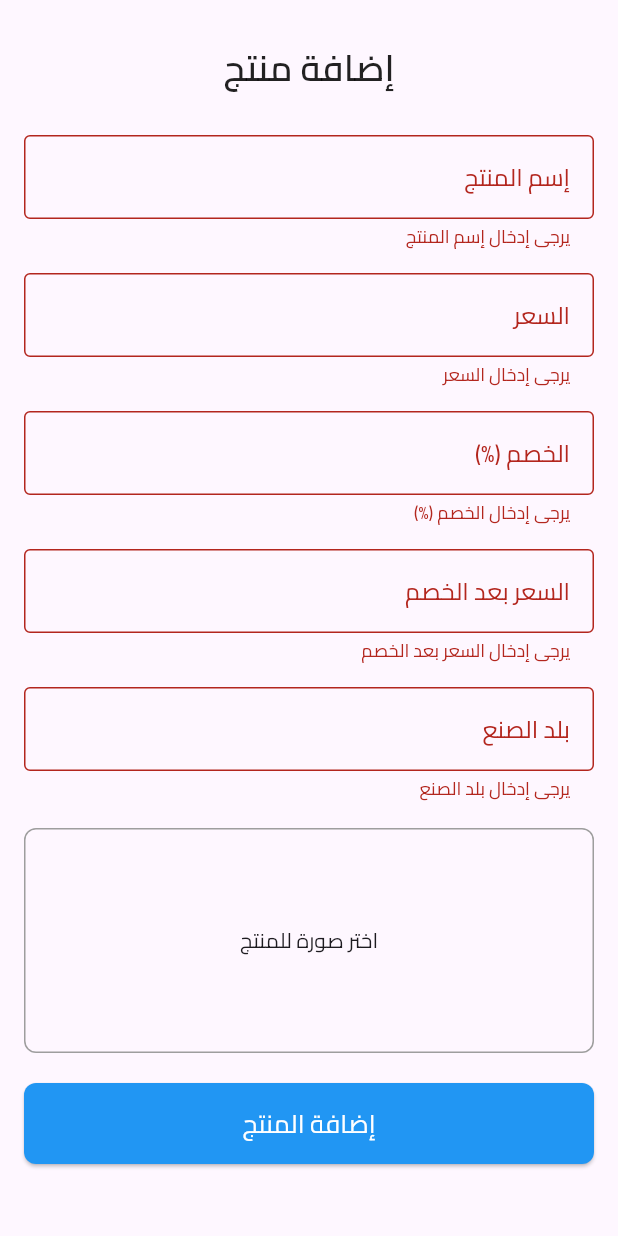
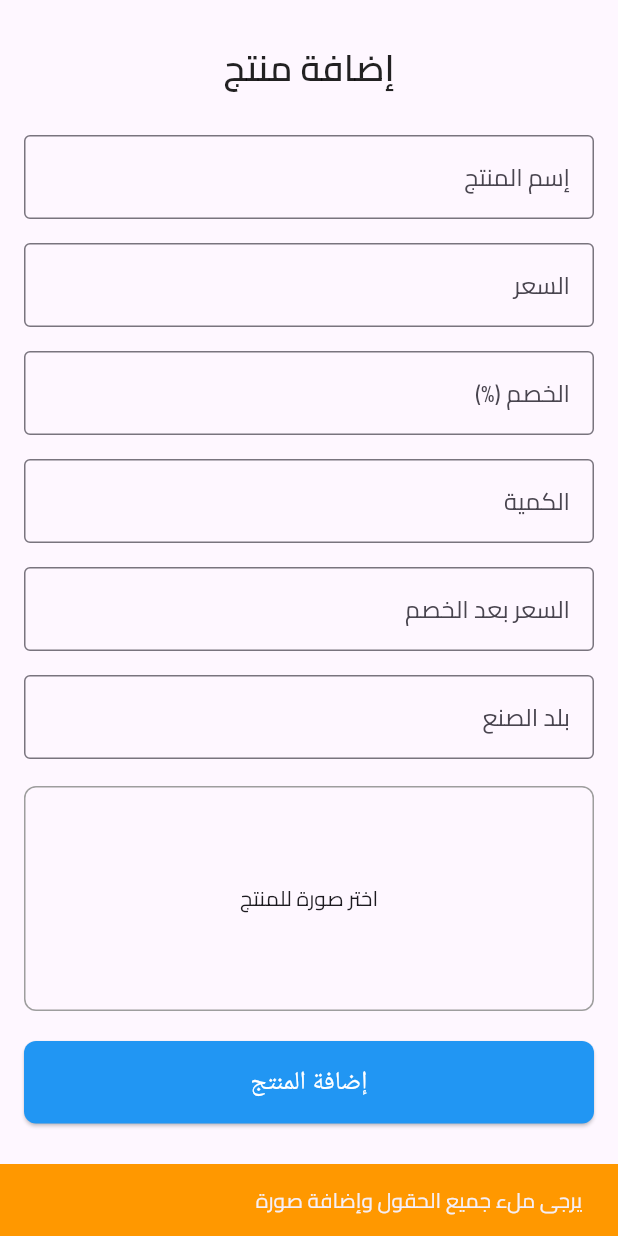
Before and after one commit to AhmedRasmy1/elmohandes, a Flutter app: the AddProduct screen opened directly, after a tap on "إضافة المنتج", on a phone screen of 412 x 824 dp. Run offline on Flutter 3.47's test engine with Material 3 defaults, Android fonts, the phone set to English and light mode, and no system bars; our stand-ins replace awesome_dialog, bloc, cached_network_image, dio, flutter_bloc, flutter_svg and 6 more; accounts and stored records are empty; generated files the repository leaves out were written again; Roboto replaces fonts that are missing (Cairo).

Commit message:
Add add product functionality with API integration and state management

```diff
--- a/lib/core/api/api_constants.dart
+++ b/lib/core/api/api_constants.dart
@@ -2,4 +2,5 @@ class ApiConstants {
   static const String baseUrl = "http://elmohanes-api.runasp.net/";
   static const String login = "auth";
   static const String allProducts = "api/Products";
+  static const String addProduct = "api/Products";
 }
--- /dev/null
+++ b/lib/features/home/domain/entities/add_product_entity.dart
@@ -0,0 +1,17 @@
+class AddProductEntity {
+  final String? productName;
+  final String? imageUrl;
+  final String? countryOfOrigin;
+  final num? price;
+  final num? quantity;
+  final num? discount;
+
+  AddProductEntity({
+    required this.productName,
+    required this.imageUrl,
+    required this.countryOfOrigin,
+    required this.price,
+    required this.quantity,
+    required this.discount,
+  });
+}
--- /dev/null
+++ b/lib/features/home/domain/use_case/add_product_use_case.dart
@@ -0,0 +1,15 @@
+import 'package:elmohandes/core/common/api_result.dart';
+import 'package:elmohandes/features/home/domain/entities/add_product_entity.dart';
+import 'package:elmohandes/features/home/domain/reposatory/add_product_repo.dart';
+import 'package:injectable/injectable.dart';
+import 'package:dio/dio.dart';
+
+@injectable
+class AddProductUseCase {
+  final AddProductRepo addProductRepo;
+  AddProductUseCase(this.addProductRepo);
+
+  Future<Result<AddProductEntity>> addProduct(FormData formData) {
+    return addProductRepo.addProduct(formData: formData);
+  }
+}
--- /dev/null
+++ b/lib/features/home/presentation/viewmodels/cubit/addproduct_state.dart
@@ -0,0 +1,20 @@
+part of 'addproduct_cubit.dart';
+
+@immutable
+sealed class AddproductState {}
+
+final class AddproductInitial extends AddproductState {}
+
+final class AddproductLoading extends AddproductState {}
+
+final class AddproductSuccess extends AddproductState {
+  final AddProductEntity addProductEntity;
+
+  AddproductSuccess(this.addProductEntity);
+}
+
+final class Addproductfailure extends AddproductState {
+  final String message;
+
+  Addproductfailure(this.message);
+}
--- a/lib/features/home/presentation/views/add_product.dart
+++ b/lib/features/home/presentation/views/add_product.dart
@@ -1,7 +1,13 @@
 import 'dart:io';
+import 'package:awesome_dialog/awesome_dialog.dart';
+import 'package:dio/dio.dart';
+import 'package:elmohandes/core/di/di.dart';
 import 'package:elmohandes/core/resources/font_manager.dart';
+import 'package:elmohandes/features/home/presentation/viewmodels/cubit/addproduct_cubit.dart';
 import 'package:flutter/material.dart';
+import 'package:flutter_bloc/flutter_bloc.dart';
 import 'package:image_picker/image_picker.dart';
+import 'package:path/path.dart';
 
 class AddProduct extends StatefulWidget {
   final String fontFamily;
@@ -12,12 +18,14 @@ class AddProduct extends StatefulWidget {
 }
 
 class _AddProductState extends State<AddProduct> {
+  late AddproductCubit viewModel;
   final GlobalKey<FormState> _formKey = GlobalKey<FormState>();
   final TextEditingController _productName = TextEditingController();
   final TextEditingController _price = TextEditingController();
   final TextEditingController _discount = TextEditingController();
   final TextEditingController _priceAfterDiscount = TextEditingController();
   final TextEditingController _country = TextEditingController();
+  final TextEditingController _quantity = TextEditingController();
   File? _selectedImage;
 
   @override
@@ -25,6 +33,7 @@ class _AddProductState extends State<AddProduct> {
     super.initState();
     _discount.addListener(_calculateDiscountedPrice);
     _price.addListener(_calculateDiscountedPrice);
+    viewModel = getIt.get<AddproductCubit>();
   }
 
   void _calculateDiscountedPrice() {
@@ -63,7 +72,9 @@ class _AddProductState extends State<AddProduct> {
 
   @override
   Widget build(BuildContext context) {
-    return Scaffold(
+    return BlocProvider(
+      create: (context) => viewModel,
+      child: Scaffold(
         body: SafeArea(
           child: SingleChildScrollView(
             child: Padding(
@@ -95,6 +106,10 @@ class _AddProductState extends State<AddProduct> {
                         label: "الخصم (%)",
                         keyboardType: TextInputType.number),
                     _buildTextField(
+                        controller: _quantity,
+                        label: "الكمية",
+                        keyboardType: TextInputType.number),
+                    _buildTextField(
                         controller: _priceAfterDiscount,
                         label: "السعر بعد الخصم",
                         readOnly: true),
@@ -115,13 +130,82 @@ class _AddProductState extends State<AddProduct> {
                       ),
                     ),
                     const SizedBox(height: 20),
-                  SizedBox(
+                    BlocConsumer<AddproductCubit, AddproductState>(
+                      listener: (context, state) {
+                        if (state is AddproductSuccess) {
+                          AwesomeDialog(
+                            context: context,
+                            dialogType: DialogType.success,
+                            animType: AnimType.bottomSlide,
+                            title: 'نجاح',
+                            desc: 'تم إضافة المنتج بنجاح',
+                            btnOkOnPress: () {
+                              Navigator.pop(context);
+                            },
+                          ).show();
+                        } else if (state is Addproductfailure) {
+                          AwesomeDialog(
+                            context: context,
+                            dialogType: DialogType.error,
+                            animType: AnimType.bottomSlide,
+                            title: 'خطأ',
+                            desc: 'حدث خطأ أثناء إضافة المنتج',
+                            btnOkOnPress: () {},
+                          ).show();
+                        }
+                      },
+                      builder: (context, state) {
+                        return SizedBox(
                           width: double.infinity,
                           child: ElevatedButton(
-                      onPressed: () {
+                            onPressed: () async {
                               if (_formKey.currentState!.validate() &&
                                   _selectedImage != null) {
-                          // تنفيذ إضافة المنتج هنا
+                                try {
+                                  File file = File(_selectedImage!.path);
+                                  String fileNameWithExtension =
+                                      basename(file.path);
+
+                                  FormData formData = FormData.fromMap({
+                                    "name": _productName.text,
+                                    "price": num.parse(_price.text),
+                                    "discount": num.parse(_discount.text),
+                                    "quantity": num.parse(_quantity.text),
+                                    "countryOfOrigin": _country.text,
+                                    "Cover": await MultipartFile.fromFile(
+                                      _selectedImage!.path,
+                                      filename: fileNameWithExtension,
+                                    ),
+                                    "CreatedAt": DateTime.now()
+                                        .toUtc()
+                                        .toIso8601String(),
+                                  });
+
+                                  print("🚀 Sending data: ${formData.fields}");
+                                  print(
+                                      "📸 Image name: $fileNameWithExtension");
+
+                                  context
+                                      .read<AddproductCubit>()
+                                      .addProduct(formData: formData);
+                                } catch (e) {
+                                  print("❌ Error sending image: $e");
+                                  ScaffoldMessenger.of(context).showSnackBar(
+                                    SnackBar(
+                                      content:
+                                          Text("حدث خطأ أثناء إرسال البيانات"),
+                                      backgroundColor: Colors.red,
+                                    ),
+                                  );
+                                }
+                              } else {
+                                ScaffoldMessenger.of(context).showSnackBar(
+                                  SnackBar(
+                                    content: Text(
+                                        "يرجى ملء جميع الحقول وإضافة صورة"),
+                                    backgroundColor: Colors.orange,
+                                  ),
+                                );
                               }
                             },
                             style: ElevatedButton.styleFrom(
@@ -131,17 +215,22 @@ class _AddProductState extends State<AddProduct> {
                                 borderRadius: BorderRadius.circular(8),
                               ),
                             ),
-                      child: Text(
+                            child: state is AddproductLoading
+                                ? CircularProgressIndicator(color: Colors.white)
+                                : Text(
                                     "إضافة المنتج",
                                     style: TextStyle(
                                       fontSize: 17,
-                          fontFamily: FontFamily.cairo,
+                                      fontFamily: "Cairo",
                                       color: Colors.white,
                                     ),
                                   ),
                           ),
+                        );
+                      },
+                    )
+                  ],
                 ),
-                ],
               ),
             ),
           ),
@@ -166,16 +255,8 @@ class _AddProductState extends State<AddProduct> {
         textAlign: TextAlign.right,
         decoration: InputDecoration(
           labelText: label,
-          labelStyle: TextStyle(fontFamily: widget.fontFamily),
           border: OutlineInputBorder(),
         ),
-        style: TextStyle(fontFamily: widget.fontFamily),
-        validator: (value) {
-          if (value == null || value.isEmpty) {
-            return "يرجى إدخال $label";
-          }
-          return null;
-        },
       ),
     );
   }
--- a/pubspec.yaml
+++ b/pubspec.yaml
@@ -28,6 +28,7 @@ environment:
 # the latest version available on pub.dev. To see which dependencies have newer
 # versions available, run `flutter pub outdated`.
 dependencies:
+  awesome_dialog: ^3.2.1
   bloc: ^9.0.0
   bloc_test: ^10.0.0
   cached_network_image: ^3.4.1
@@ -40,12 +41,14 @@ dependencies:
   flutter_svg: ^2.0.17
   get_it: ^8.0.3
   google_fonts: ^6.2.1
+  http_parser: ^4.1.2
   image_picker: ^1.1.2
   injectable: ^2.5.0
   intl: ^0.19.0
   json_annotation: ^4.9.0
   lottie: ^3.3.1
   meta: ^1.15.0
+  path: ^1.9.1
   pretty_dio_logger: ^1.4.0
   retrofit: ^4.4.2
   shared_preferences: ^2.5.2
```
Also changed, not shown: lib/core/api/api_manager/api_manager.dart (+8 -4 lines), lib/core/api/multifile_converter.dart (added, +16 -0 lines), lib/features/auth/presentation/views/login_view.dart (+19 -4 lines), lib/features/home/data/data_sources/add_product_data_sources.dart (added, +9 -0 lines), lib/features/home/data/data_sources_impl/add_product_data_sources_impl.dart (added, +24 -0 lines), lib/features/home/data/models/add_product_model.dart (added, +41 -0 lines), lib/features/home/data/reposatory/add_product_repo_impl.dart (added, +19 -0 lines), lib/features/home/domain/reposatory/add_product_repo.dart (added, +7 -0 lines), lib/features/home/presentation/viewmodels/cubit/addproduct_cubit.dart (added, +28 -0 lines), lib/features/home/presentation/views/home_page_view.dart (+15 -25 lines), lib/features/home/presentation/views/product_details_view.dart (+10 -5 lines), lib/core/api/api_manager/api_manager.g.dart, lib/core/di/di.config.dart, lib/features/home/data/models/add_product_model.g.dart (added), 3 more files, 9 other files. Lines whose indentation alone changed are shown as unchanged.
